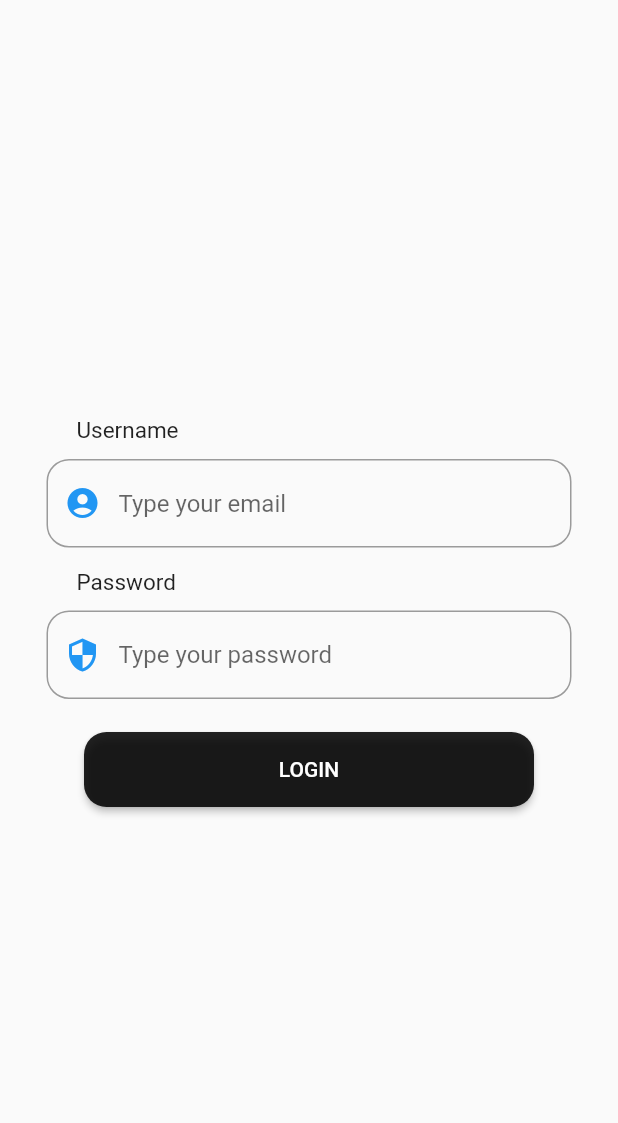
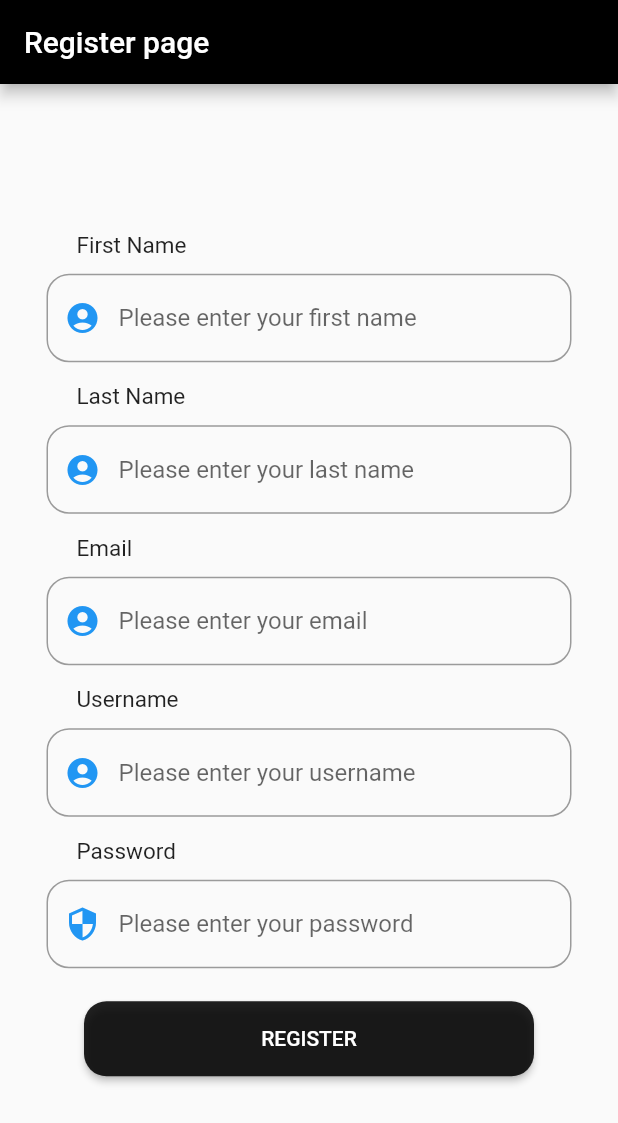
Before and after one commit to cezarmocanu/ProvoloneHackaton2021, a Flutter app: the screen it shows after launch, on a phone screen of 412 x 824 dp. Shown: the top 1123 px of the screen. Run offline on Flutter 3.47's test engine with Material 2 defaults, Android fonts, the light colour scheme and no system bars; our stand-ins replace flutter_bloc.

Commit message:
Added register window

```diff
--- /dev/null
+++ b/Frontend/lib/bloc/register_bloc/register_bloc.dart
@@ -0,0 +1,27 @@
+import 'dart:async';
+import 'dart:io';
+
+import 'package:flutter_bloc/flutter_bloc.dart';
+import 'package:http/http.dart';
+import 'package:vot_senat_client/bloc/register_bloc/register_event.dart';
+import 'package:vot_senat_client/bloc/register_bloc/register_state.dart';
+import 'package:vot_senat_client/repo/register_repo.dart';
+
+class RegisterBloc extends Bloc<RegisterEvent, RegisterState> {
+  RegisterBloc() : super(RegisterInit()) {
+    on<Register>(_onLogin);
+  }
+
+  FutureOr<void> _onLogin(Register event, Emitter<RegisterState> emit) async {
+    emit(RegisterLoading());
+
+    Response response = await RegisterRepo.instance.login(event.username, event.password);
+
+    // TODO abstract this into a function like isResponseSuccess
+    if (response.statusCode ~/ 100 == 2) {
+      emit(RegisterSuccess());
+    } else {
+      emit(RegisterFailed());
+    }
+  }
+}
--- /dev/null
+++ b/Frontend/lib/bloc/register_bloc/register_event.dart
@@ -0,0 +1,19 @@
+abstract class RegisterEvent {
+  const RegisterEvent();
+}
+
+class Register extends RegisterEvent {
+  final String password;
+  final String username;
+  final String email;
+  final String firstName;
+  final String lastName;
+
+  Register(
+    this.username,
+    this.email,
+    this.password,
+    this.firstName,
+    this.lastName,
+  );
+}
--- /dev/null
+++ b/Frontend/lib/bloc/register_bloc/register_state.dart
@@ -0,0 +1,11 @@
+abstract class RegisterState {
+  const RegisterState();
+}
+
+class RegisterInit extends RegisterState {}
+
+class RegisterLoading extends RegisterState {}
+
+class RegisterSuccess extends RegisterState {}
+
+class RegisterFailed extends RegisterState {}
--- a/Frontend/lib/main.dart
+++ b/Frontend/lib/main.dart
@@ -5,6 +5,7 @@ import 'package:vot_senat_client/pages/todo_page.dart';
 import 'package:vot_senat_client/routes.dart';
 
 import 'bloc/login_bloc/login_bloc.dart';
+import 'bloc/register_bloc/register_bloc.dart';
 
 void main() async {
   runApp(const App());
@@ -24,13 +25,16 @@ class App extends StatelessWidget {
         BlocProvider(
           create: (BuildContext context) => LoginBloc(),
         ),
+        BlocProvider(
+          create: (BuildContext context) => RegisterBloc(),
+        ),
       ],
       child: MaterialApp(
         title: 'Flutter Demo',
         theme: ThemeData(
           primarySwatch: Colors.blue,
         ),
-        initialRoute: RoutesEnum.LOGIN,
+        initialRoute: RoutesEnum.REGISTER,
         routes: routesMap,
       ),
     );
--- /dev/null
+++ b/Frontend/lib/pages/register_page.dart
@@ -0,0 +1,48 @@
+import 'package:flutter/material.dart';
+import 'package:flutter/cupertino.dart';
+import 'package:flutter_bloc/flutter_bloc.dart';
+import 'package:vot_senat_client/bloc/register_bloc/register_bloc.dart';
+import 'package:vot_senat_client/bloc/register_bloc/register_state.dart';
+import 'package:vot_senat_client/widgets/register/register_form.dart';
+
+import '../routes.dart';
+
+class RegisterPage extends StatefulWidget {
+  const RegisterPage({Key? key}) : super(key: key);
+
+  @override
+  State<RegisterPage> createState() => _RegisterPageState();
+}
+
+class _RegisterPageState extends State<RegisterPage> {
+  @override
+  void initState() {
+    super.initState();
+  }
+
+  @override
+  Widget build(BuildContext context) {
+    return MultiBlocListener(
+      listeners: [
+        BlocListener<RegisterBloc, RegisterState>(
+          listener: (context, registerState) {
+            if (registerState is RegisterSuccess) {
+              Navigator.pushNamedAndRemoveUntil(
+                context,
+                RoutesEnum.TODO,
+                (route) => false,
+              );
+            }
+          },
+        ),
+      ],
+      child: Scaffold(
+        appBar: AppBar(
+          title: const Text('Register page'),
+          backgroundColor: Colors.black,
+        ),
+        body: RegisterForm(),
+      ),
+    );
+  }
+}
--- /dev/null
+++ b/Frontend/lib/repo/register_repo.dart
@@ -0,0 +1,35 @@
+import 'dart:convert';
+
+import 'package:http/http.dart';
+
+class RegisterRepo {
+  const RegisterRepo._internal();
+
+  static const RegisterRepo instance = RegisterRepo._internal();
+
+  Future<Response> login(String username, String password) async {
+    Uri url = Uri.https("hackathon-alexandras.herokuapp.com", "api/register");
+
+    try {
+      Response response = await post(
+        url,
+        headers: <String, String>{
+          'Content-Type': 'application/json; charset=UTF-8',
+          "Access-Control-Allow-Origin": "*",
+          "Access-Control-Allow-Credentials": "true", // Required for cookies, authorization headers with HTTPS
+          "Access-Control-Allow-Headers": "Origin,Content-Type,X-Amz-Date,Authorization,X-Api-Key,X-Amz-Security-Token,locale",
+          "Access-Control-Allow-Methods": "POST, OPTIONS"
+        },
+        body: jsonEncode(
+          <String, String>{
+            'username': username,
+            'password': password,
+          },
+        ),
+      );
+      return response;
+    } on Exception catch (e) {
+      throw e;
+    }
+  }
+}
--- a/Frontend/lib/routes.dart
+++ b/Frontend/lib/routes.dart
@@ -2,15 +2,18 @@ import 'package:flutter/cupertino.dart';
 import 'package:vot_senat_client/pages/home_page.dart';
 import 'package:vot_senat_client/pages/login_page.dart';
 import 'package:vot_senat_client/pages/todo_page.dart';
+import 'package:vot_senat_client/pages/register_page.dart';
 
 class RoutesEnum {
   static String HOME = "HOME";
   static String TODO = "TODO";
   static String LOGIN = "LOGIN";
+  static String REGISTER = "REGISTER";
 }
 
 Map<String, Widget Function(BuildContext)> routesMap = {
   RoutesEnum.HOME: (BuildContext context) => HomePage(),
   RoutesEnum.TODO: (BuildContext context) => TodoPage(),
   RoutesEnum.LOGIN: (BuildContext context) => LoginPage(),
+  RoutesEnum.REGISTER: (BuildContext context) => RegisterPage(),
 };
--- a/Frontend/lib/widgets/login/login_input.dart
+++ b/Frontend/lib/widgets/login/login_input.dart
@@ -4,12 +4,14 @@ import 'package:vot_senat_client/utils/validator.dart';
 class LoginInputFied extends StatelessWidget {
   final String title;
   final bool isPassword;
+  final String hintText;
   final TextEditingController controller;
 
   const LoginInputFied({
     Key? key,
     this.title = '',
     this.isPassword = false,
+    this.hintText = '',
     required this.controller,
   }) : super(key: key);
 
@@ -31,7 +33,7 @@ class LoginInputFied extends StatelessWidget {
           TextFormField(
             controller: controller,
             decoration: InputDecoration(
-              hintText: isPassword ? 'Type your password' : 'Type your email',
+              hintText: hintText,
               prefixIcon: isPassword
                   ? const Icon(
                       Icons.security,
--- /dev/null
+++ b/Frontend/lib/widgets/register/register_form.dart
@@ -0,0 +1,100 @@
+import 'package:flutter/material.dart';
+import 'package:vot_senat_client/widgets/login/login_input.dart';
+import 'package:flutter_bloc/flutter_bloc.dart';
+import 'package:vot_senat_client/bloc/login_bloc/login_bloc.dart';
+import 'package:vot_senat_client/bloc/login_bloc/login_event.dart';
+import 'package:vot_senat_client/bloc/login_bloc/login_state.dart';
+
+class RegisterForm extends StatefulWidget {
+  const RegisterForm({Key? key}) : super(key: key);
+
+  @override
+  RegisterFormState createState() {
+    return RegisterFormState();
+  }
+}
+
+class RegisterFormState extends State<RegisterForm> {
+  final _formKey = GlobalKey<FormState>();
+
+  late TextEditingController _emailController;
+  late TextEditingController _passwordController;
+  late TextEditingController _firstNameController;
+  late TextEditingController _lastNameController;
+  late TextEditingController _usernameController;
+
+  @override
+  void initState() {
+    // TODO: implement initState
+    super.initState();
+
+    _emailController = TextEditingController();
+    _passwordController = TextEditingController();
+    _firstNameController = TextEditingController();
+    _lastNameController = TextEditingController();
+    _usernameController = TextEditingController();
+  }
+
+  @override
+  Widget build(BuildContext context) {
+    return Form(
+      key: _formKey,
+      child: Column(
+        mainAxisAlignment: MainAxisAlignment.center,
+        crossAxisAlignment: CrossAxisAlignment.center,
+        children: [
+          LoginInputFied(
+            title: 'First Name',
+            isPassword: false,
+            hintText: 'Please enter your first name',
+            controller: _firstNameController,
+          ),
+          LoginInputFied(
+            title: 'Last Name',
+            isPassword: false,
+            hintText: 'Please enter your last name',
+            controller: _lastNameController,
+          ),
+          LoginInputFied(
+            title: 'Email',
+            isPassword: false,
+            hintText: 'Please enter your email',
+            controller: _emailController,
+          ),
+          LoginInputFied(
+            title: 'Username',
+            isPassword: false,
+            hintText: 'Please enter your username',
+            controller: _usernameController,
+          ),
+          LoginInputFied(
+            title: 'Password',
+            isPassword: true,
+            hintText: 'Please enter your password',
+            controller: _passwordController,
+          ),
+          Center(
+            child: Padding(
+              padding: const EdgeInsets.symmetric(vertical: 20),
+              child: ElevatedButton(
+                style: ElevatedButton.styleFrom(
+                  fixedSize: const Size(300, 50),
+                  primary: Colors.black87,
+                  shape: RoundedRectangleBorder(
+                    borderRadius: BorderRadius.circular(15),
+                  ),
+                ),
+                onPressed: () {
+                  if (_formKey.currentState!.validate()) {
+                    context.read<LoginBloc>().add(LogIn(_emailController.text, _passwordController.text));
+                  }
+                },
+                child: const Text('REGISTER'),
+              ),
+            ),
+          ),
+        ],
+      ),
+    );
+  }
+}
```
Also changed, not shown: 1 other file.
